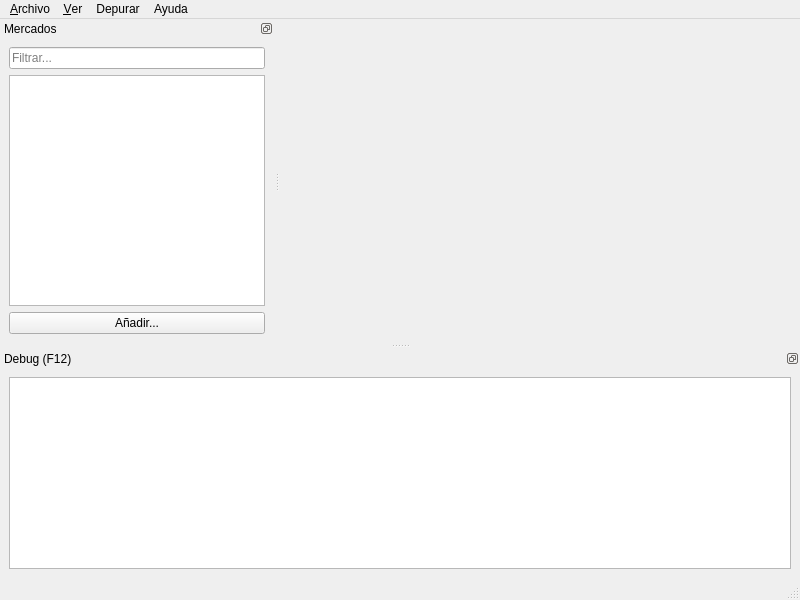
Old version of the form mainwindow.ui in the repository katmai1/qtradingview2.
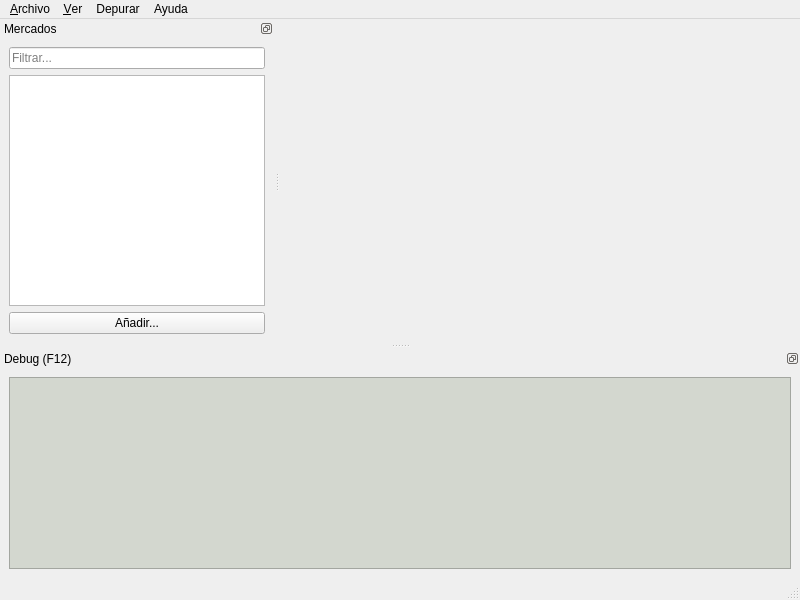
New version of the form. Icons and pictures are not drawn. Custom widgets are drawn as their Qt base class.

```diff
--- a/mainwindow.ui
+++ b/mainwindow.ui
@@ -192,6 +192,9 @@
     <layout class="QVBoxLayout" name="verticalLayout_4">
      <item>
       <widget class="QTextEdit" name="txtDebug">
+       <property name="styleSheet">
+        <string notr="true">background-color: rgb(211, 215, 207);</string>
+       </property>
        <property name="readOnly">
         <bool>true</bool>
        </property>
```
Left out of the diff: 5 changed lines with no effect on the pictures.
